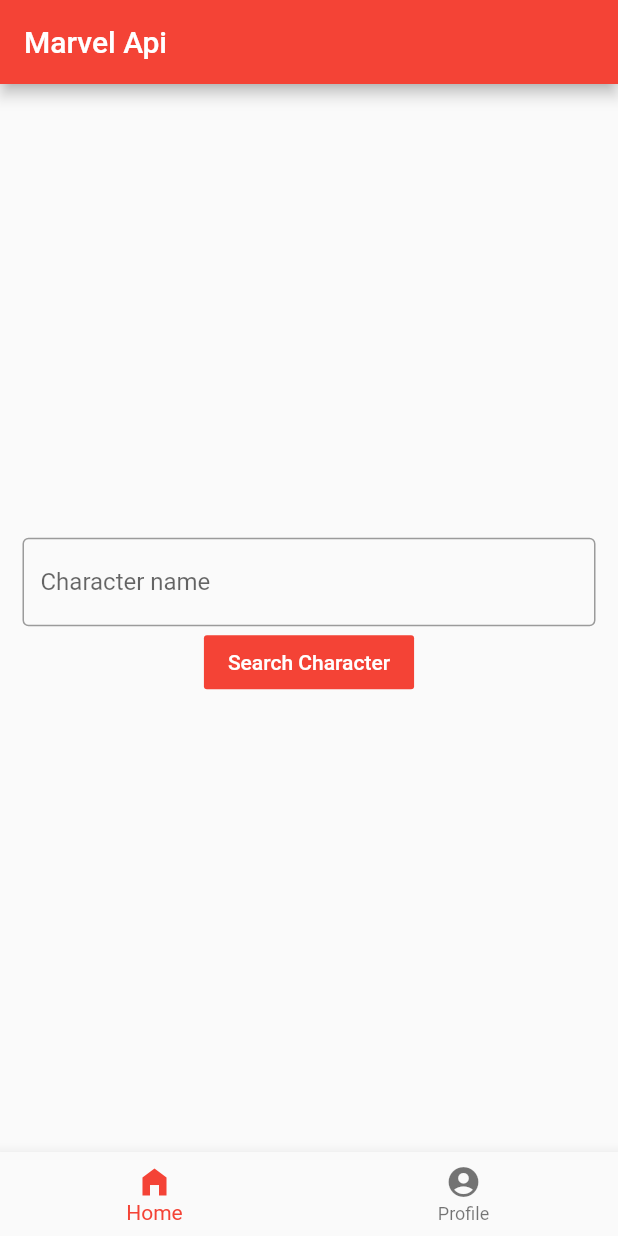
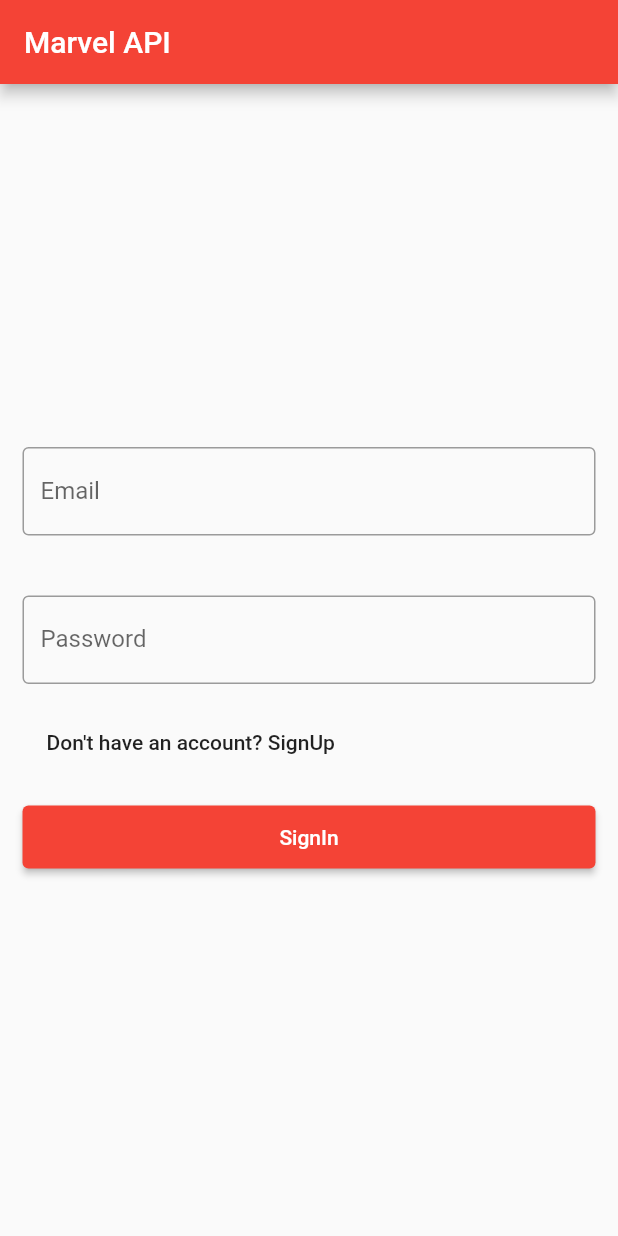
Before and after one commit to JoiceAraujo/consume_marvel_api, a Flutter app: the screen it shows after launch, on a phone screen of 412 x 824 dp. Run offline on Flutter 3.47's test engine with Material 2 defaults, Android fonts, the phone set to English and light mode, and no system bars; our stand-ins replace dio, shared_preferences, sqflite; accounts and stored records are empty.

Commit message:
[FINISHED] Create SignIn Screen  Created:  - SignIn screen  - Validations  - Widgets (Text field, alert dialog and buttons)

```diff
--- a/lib/controllers/profile_controller.dart
+++ b/lib/controllers/profile_controller.dart
@@ -9,7 +9,7 @@ class ProfileController extends ChangeNotifier {
   Profile profile = Profile('Loading', 1, false);
   ProfileState state = ProfileState.undefined;
   List<Profile> profilesList = [];
-  ProfileService profileService;
+  ProfileService profileService = ProfileService();
 
   void init() async {
     state = ProfileState.loading;
--- a/lib/database/database_provider.dart
+++ b/lib/database/database_provider.dart
@@ -51,6 +51,7 @@ class DatabaseProvider {
         createFirstProfile(account);
         return account;
       } else {
+        print(account);
         return account;
       }
     } catch (e) {
--- a/lib/main.dart
+++ b/lib/main.dart
@@ -1,3 +1,4 @@
+import 'package:consume_marvel_api/controllers/account_controller.dart';
 import 'package:flutter/material.dart';
 import 'package:provider/provider.dart';
 
@@ -13,9 +14,8 @@ class MyApp extends StatelessWidget {
   Widget build(BuildContext context) {
     return MultiProvider(
       providers: [
-        ChangeNotifierProvider(
-          create: (_) => CharactersApiController(),
-        ),
+        ChangeNotifierProvider(create: (_) => CharactersApiController()),
+        ChangeNotifierProvider(create: (_) => AccountController()..init()),
       ],
       child: MaterialApp(
         title: 'Flutter Demo',
--- a/lib/screens/home_screen.dart
+++ b/lib/screens/home_screen.dart
@@ -1,46 +1,35 @@
+import 'package:consume_marvel_api/controllers/account_controller.dart';
+import 'package:consume_marvel_api/screens/index_screen.dart';
+import 'package:consume_marvel_api/screens/sign_in_screen.dart';
+import 'package:consume_marvel_api/screens/sign_up_screen.dart';
 import 'package:flutter/material.dart';
 import 'package:provider/provider.dart';
 
-import '../controllers/characters_api_controller.dart';
-import '../screens/search_characters_screen.dart';
-import '../utils/errors.dart';
-import 'character_screen.dart';
+// import '../controllers/characters_api_controller.dart';
+// import '../screens/search_characters_screen.dart';
+// import '../utils/errors.dart';
+// import 'character_screen.dart';
 
 class HomeScreen extends StatelessWidget {
   static const String route = '/home_screen';
   @override
   Widget build(BuildContext context) {
-    return Consumer<CharactersApiController>(
+    return Consumer<AccountController>(
       builder: (context, ctrl, child) {
-        switch (ctrl.charactersState) {
-          case CharactersState.ready:
-            return CharacterScreen();
-          case CharactersState.loading:
-            return Center(child: CircularProgressIndicator());
-          case CharactersState.error:
-            return AlertDialog(
-              title: Text('Error'),
-              content: Container(
-                height: 40.0,
-                width: 230.0,
-                child: Text(Errors.characterNotFound),
-              ),
-              actions: <Widget>[
-                FlatButton(
-                  child: Text('OK'),
-                  onPressed: () {
-                    Provider.of<CharactersApiController>(context, listen: false)
-                        .getBackToSearch();
-                  },
-                ),
-              ],
+        switch (ctrl.accountState) {
+          case AccountState.unauthenticated:
+            return SignInScreen();
+          case AccountState.authenticated:
+            return IndexScreen();
+          case AccountState.authenticating:
+            return Container(
+              child: Center(child: CircularProgressIndicator()),
+              color: Colors.white70,
             );
-          case CharactersState.searching:
-            return SearchCharactersScreen();
+          case AccountState.error:
+            return SignUpScreen();
           default:
-            return Center(
-              child: Text('Default'),
-            );
+            return SignInScreen();
         }
       },
     );
--- /dev/null
+++ b/lib/screens/sign_in_screen.dart
@@ -0,0 +1,88 @@
+import 'package:consume_marvel_api/utils/errors.dart';
+import 'package:consume_marvel_api/utils/validations.dart';
+import 'package:consume_marvel_api/widgets/alert_dialog_error.dart';
+import 'package:flutter/cupertino.dart';
+import 'package:flutter/material.dart';
+import 'package:flutter/widgets.dart';
+import 'package:provider/provider.dart';
+
+import '../controllers/account_controller.dart';
+import '../screens/sign_up_screen.dart';
+import '../widgets/elevated_button_custom.dart';
+import '../widgets/text_field_custom.dart';
+
+class SignInScreen extends StatefulWidget {
+  static const String route = '/sign_in_screen';
+  @override
+  _SignInScreenState createState() => _SignInScreenState();
+}
+
+class _SignInScreenState extends State<SignInScreen> {
+  TextEditingController _emailCtrl = TextEditingController();
+  TextEditingController _passwordCtrl = TextEditingController();
+
+  @override
+  Widget build(BuildContext context) {
+    final AccountController ctrlAccount =
+        Provider.of<AccountController>(context);
+
+    return Scaffold(
+      appBar: AppBar(title: Text('Marvel API')),
+      body: Column(
+        mainAxisAlignment: MainAxisAlignment.center,
+        children: [
+          TextFieldCustom(_emailCtrl, TextCapitalization.none, 'Email'),
+          SizedBox(height: 10.0),
+          TextFieldCustom(_passwordCtrl, TextCapitalization.none, 'Password'),
+          Container(
+            padding: EdgeInsets.only(
+              left: 15.0,
+              right: 15.0,
+            ),
+            alignment: Alignment.topLeft,
+            child: FlatButton(
+              child: Text('''Don't have an account? SignUp'''),
+              onPressed: () {
+                Navigator.pushNamed(context, SignUpScreen.route);
+              },
+            ),
+          ),
+          ElevatedButtonCustom(
+            'SignIn',
+            () {
+              if (Validations()
+                  .credentialsIsNotEmpty(_emailCtrl.text, _passwordCtrl.text)) {
+                if (Validations().emailIsValid(_emailCtrl.text) &&
+                    Validations().passwordIsValid(_passwordCtrl.text)) {
+                  ctrlAccount.signIn(_emailCtrl.text, _passwordCtrl.text);
+                } else {
+                  showDialog(
+                    context: context,
+                    builder: (BuildContext context) {
+                      String errorConcat =
+                          Errors.invalidEmail + '\n' + Errors.invalidPassword;
+                      return AlertDialogError(
+                        'Email ou Password invalid',
+                        errorConcat,
+                      );
+                    },
+                  );
+                }
+              } else {
+                showDialog(
+                  context: context,
+                  builder: (BuildContext context) {
+                    return AlertDialogError(
+                      'Empty Fields',
+                      Errors.emptyEmailAndPassword,
+                    );
+                  },
+                );
+              }
+            },
+          ),
+        ],
+      ),
+    );
+  }
+}
--- a/lib/services/account_service.dart
+++ b/lib/services/account_service.dart
@@ -2,7 +2,6 @@ import 'package:shared_preferences/shared_preferences.dart';
 
 import '../database/database_provider.dart';
 import '../models/account.dart';
-import '../utils/errors.dart';
 import '../utils/validations.dart';
 
 class AccountService {
@@ -29,18 +28,15 @@ class AccountService {
       _prefs.setString('encryptedPassword', account.encryptedPassword);
       return account;
     } else {
-      return validation.signInFailed();
+      return null;
     }
   }
 
-  Future<bool> signUp(Account account) async {
-    if (validation.emailIsValid(account.email)) {
-      Account accountService = await database.signUp(account);
-      signIn(accountService.email, accountService.encryptedPassword);
-      return true;
-    } else {
-      print(Errors.invalidEmail);
-      return false;
+  Future<Account> signUp(Account account) async {
+    Account accountService = await database.signUp(account);
+    if (accountService != null) {
+      return await signIn(
+          accountService.email, accountService.encryptedPassword);
     }
   }
 
--- a/lib/utils/app_routes.dart
+++ b/lib/utils/app_routes.dart
@@ -3,14 +3,18 @@ import '../screens/home_screen.dart';
 import '../screens/index_screen.dart';
 import '../screens/profile_screen.dart';
 import '../screens/search_characters_screen.dart';
+import '../screens/sign_in_screen.dart';
+import '../screens/sign_up_screen.dart';
 
 class AppRoutes {
-  static const initialRoute = IndexScreen.route;
+  static const initialRoute = HomeScreen.route;
   static final routes = {
     HomeScreen.route: (context) => HomeScreen(),
     SearchCharactersScreen.route: (context) => SearchCharactersScreen(),
     CharacterScreen.route: (context) => CharacterScreen(),
     IndexScreen.route: (context) => IndexScreen(),
     ProfileScreen.route: (context) => ProfileScreen(),
+    SignInScreen.route: (context) => SignInScreen(),
+    SignUpScreen.route: (context) => SignUpScreen(),
   };
 }
--- a/lib/utils/errors.dart
+++ b/lib/utils/errors.dart
@@ -1,10 +1,14 @@
 class Errors {
   static const String invalidEmail =
       'Invalid email. He needs to own [@] and [.]';
+  static const String invalidName = 'The name must have a value!';
+  static const String invalidPassword =
+      'Your password must be at least 6 digits';
   static const String signInFailed = 'Sorry! We cannot complete this operation';
   static const String signUpFailed = 'Sorry! We cannot complete this operation';
-  static const String invalidName = 'The name must have a value!';
   static const String deleteMainProfile = 'You cannot delete the main profile!';
   static const String characterNotFound =
       '[NOT FOUND]. Please try to insert a Marvel character!';
+  static const String emptyEmailAndPassword =
+      'The Email and Password fields cannot be empty!';
 }
--- a/lib/utils/validations.dart
+++ b/lib/utils/validations.dart
@@ -2,12 +2,16 @@ import '../models/account.dart';
 import '../utils/errors.dart';
 
 class Validations {
+  bool credentialsIsNotEmpty(String email, String password) {
+    return email.isNotEmpty && password.isNotEmpty == true ? true : false;
+  }
+
   bool emailIsValid(String email) {
-    if (email.contains('@') && email.contains('.')) {
-      return true;
-    } else {
-      return false;
-    }
+    return email.contains('@') && email.contains('.') ? true : false;
+  }
+
+  bool passwordIsValid(String password) {
+    return password.length >= 6 ? true : false;
   }
 
   Account signInFailed() {
--- /dev/null
+++ b/lib/widgets/elevated_button_custom.dart
@@ -0,0 +1,29 @@
+import 'package:flutter/material.dart';
+
+class ElevatedButtonCustom extends StatelessWidget {
+  final String titleButton;
+  final Function onPressedFunction;
+  ElevatedButtonCustom(
+    this.titleButton,
+    this.onPressedFunction,
+  );
+  @override
+  Widget build(BuildContext context) {
+    return Row(
+      children: [
+        Expanded(
+          child: Container(
+            padding: EdgeInsets.all(15.0),
+            child: ElevatedButton(
+              child: Text(titleButton),
+              style: ButtonStyle(
+                padding: MaterialStateProperty.all(EdgeInsets.all(13.0)),
+              ),
+              onPressed: onPressedFunction,
+            ),
+          ),
+        ),
+      ],
+    );
+  }
+}
--- /dev/null
+++ b/lib/widgets/text_field_custom.dart
@@ -0,0 +1,27 @@
+import 'package:flutter/material.dart';
+
+class TextFieldCustom extends StatelessWidget {
+  final TextEditingController ctrlText;
+  final TextCapitalization capitalizationText;
+  final String labelText;
+
+  TextFieldCustom(
+    this.ctrlText,
+    this.capitalizationText,
+    this.labelText,
+  );
+  @override
+  Widget build(BuildContext context) {
+    return Container(
+      padding: EdgeInsets.all(15.0),
+      child: TextFormField(
+        controller: ctrlText,
+        textCapitalization: capitalizationText,
+        decoration: InputDecoration(
+          border: OutlineInputBorder(),
+          labelText: labelText,
+        ),
+      ),
+    );
+  }
+}
```
Also changed, not shown: lib/controllers/account_controller.dart (+16 -14 lines), lib/screens/sign_up_screen.dart (added, +13 -0 lines), lib/widgets/alert_dialog_error.dart (added, +26 -0 lines).
